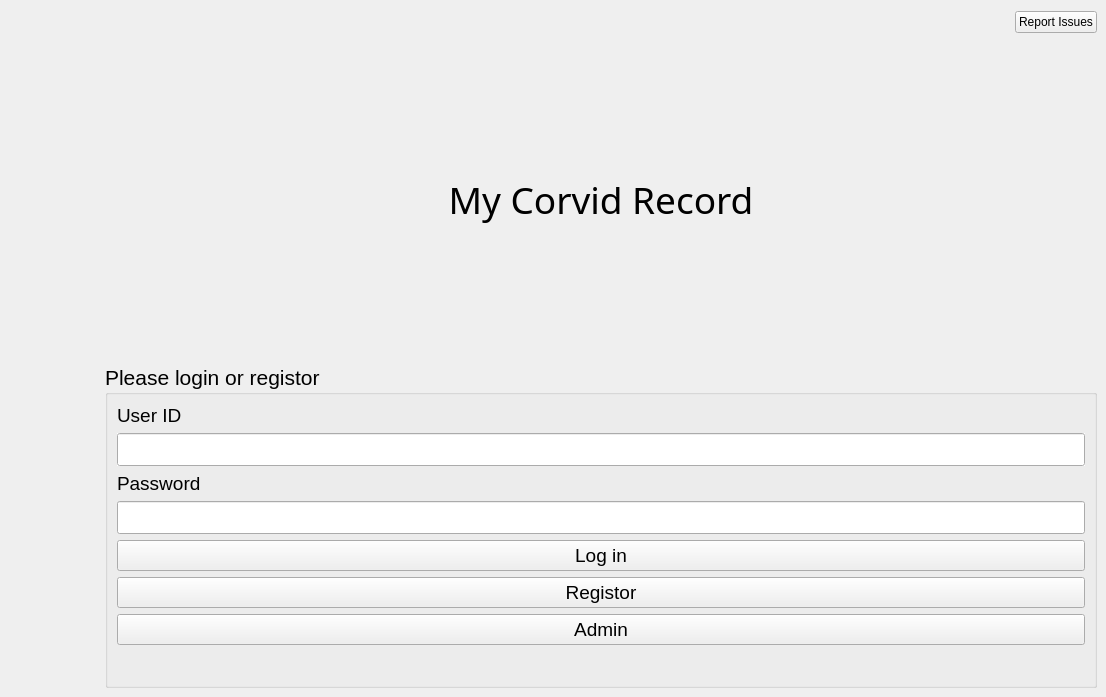
First picture: the form in RegistorAndLogin/mainwindow.ui, repository naomuhibu/myCovidRecord, before the edit.
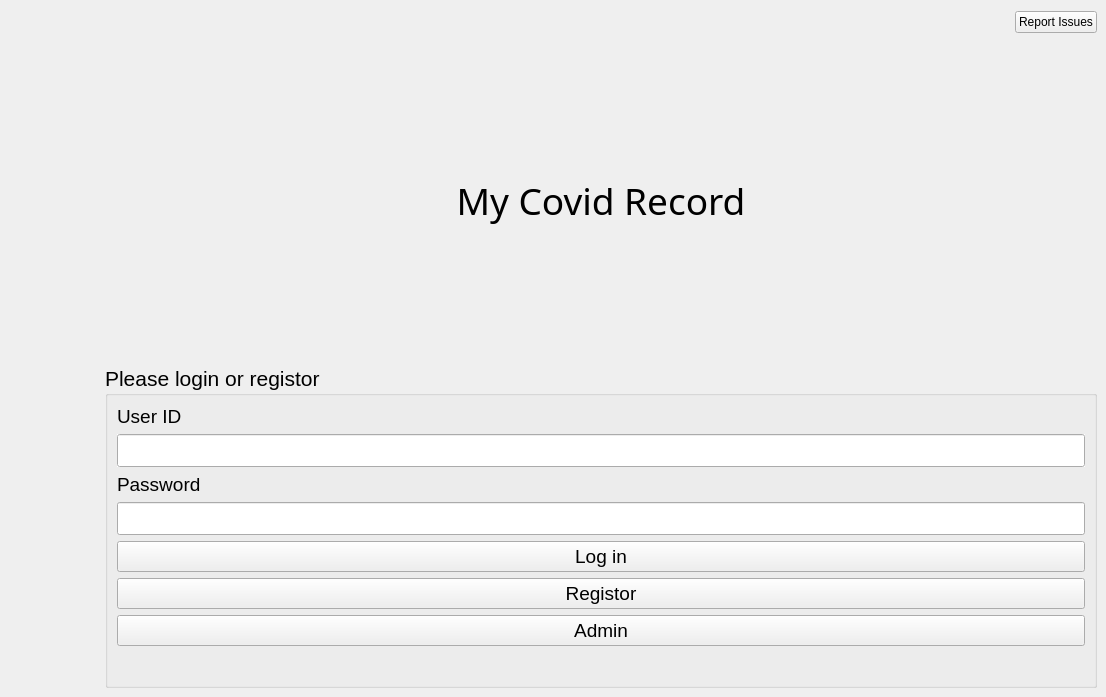
Second picture: the form after the edit. Icons and pictures are not drawn.

```diff
--- a/RegistorAndLogin/mainwindow.ui
+++ b/RegistorAndLogin/mainwindow.ui
@@ -102,7 +102,7 @@
            </font>
           </property>
           <property name="text">
-           <string>My Corvid Record</string>
+           <string>My Covid Record</string>
           </property>
           <property name="alignment">
            <set>Qt::AlignCenter</set>
@@ -255,7 +255,7 @@
                 <string>&lt;html&gt;&lt;head/&gt;&lt;body&gt;&lt;p&gt;&lt;br/&gt;&lt;/p&gt;&lt;/body&gt;&lt;/html&gt;</string>
                </property>
                <property name="text">
-                <string>&lt;html&gt;&lt;head/&gt;&lt;body&gt;&lt;p&gt;&lt;a href=&quot;https://www.health.govt.nz/&quot;&gt;&lt;img src=&quot;:/images/health.jpg&quot;/&gt;&lt;/a&gt;&lt;/p&gt;&lt;/body&gt;&lt;/html&gt;</string>
+                <string/>
                </property>
                <property name="textFormat">
                 <enum>Qt::AutoText</enum>
```
